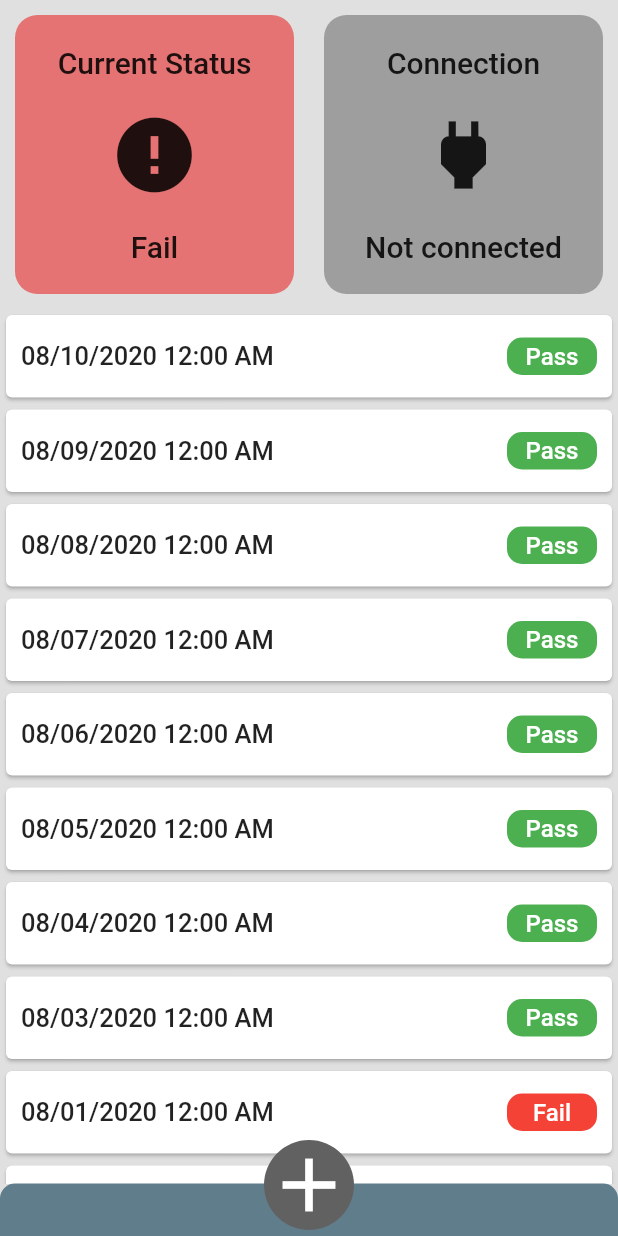
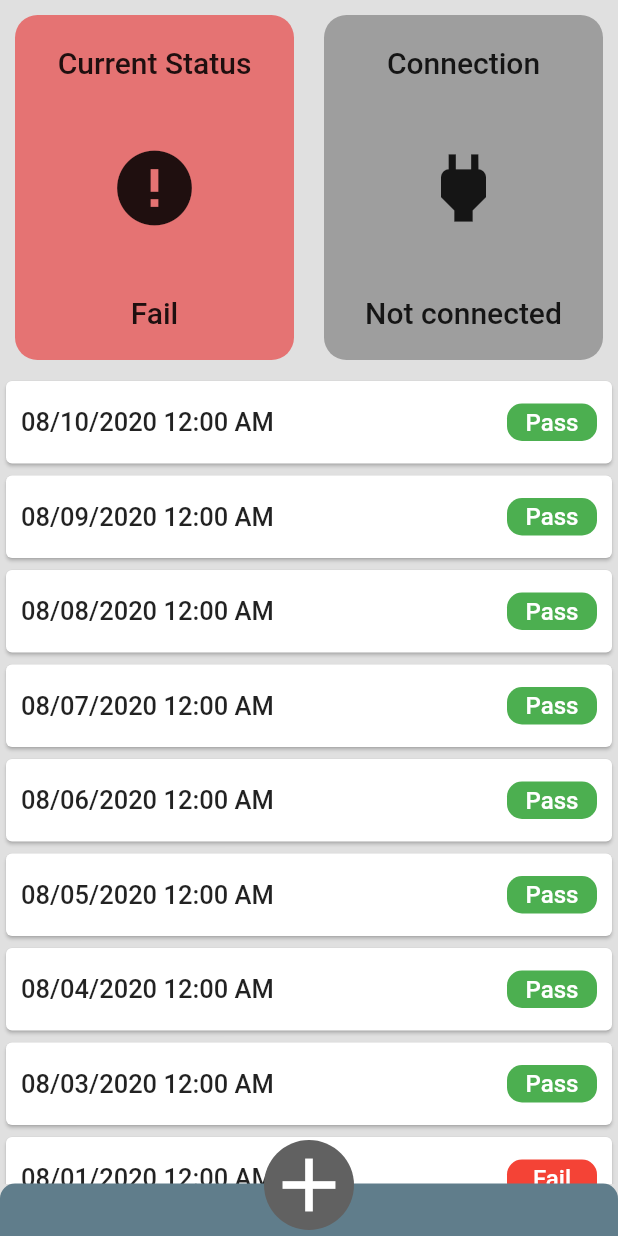
Before and after one commit to tannercrook/wycorder, a Flutter app: the Dashboard widget shown alone on an empty page, opened directly, on a phone screen of 412 x 824 dp. Run offline on Flutter 3.47's test engine with Material 2 defaults, Android fonts, the phone set to English and light mode, and no system bars; network calls fail.

Commit message:
Made UI changes to dashboard: Changed person to reload button. Made status boxes limited height.

```diff
--- a/lib/DashboardView.dart
+++ b/lib/DashboardView.dart
@@ -28,7 +28,14 @@ class _DashboardViewState extends State<DashboardView> {
           actions: [
             Padding(
               padding: EdgeInsets.only(right: 20),
-              child: Icon(Icons.person)
+              child: IconButton(
+                icon: Icon(Icons.sync),
+                onPressed: () {
+                  setState(() {
+
+                  });
+                },
+              )
             )
           ],
           shape: RoundedRectangleBorder(
--- a/lib/widgets/Dashboard.dart
+++ b/lib/widgets/Dashboard.dart
@@ -26,15 +26,14 @@ class Dashboard extends StatelessWidget {
     return Stack(
       children: [Column(
         children: [
-          GridView.count(
-            crossAxisCount: 2,
-            shrinkWrap: true,
+          ConstrainedBox(
+            constraints: BoxConstraints(maxHeight: 250, ),
+            child: Row(
             children: [
-              Padding(
+              Expanded(
+                child: Padding(
                 padding: EdgeInsets.all(10),
                 child: Container(
-                  width: 250,
-                  height: 250,
                   padding: EdgeInsets.all(20),
                   decoration: BoxDecoration(
                     color: this.statusColor,
@@ -52,7 +51,9 @@ class Dashboard extends StatelessWidget {
                   ),
                 ),
               ),
-              Padding(
+              ),
+              Expanded(
+                child: Padding(
                 padding: EdgeInsets.all(10),
                 child: Container(
                   padding: EdgeInsets.all(20),
@@ -72,7 +73,9 @@ class Dashboard extends StatelessWidget {
                   ),
                 ),
               ),
+              ),
             ],
+          ),
           ),
           Expanded(
             flex: 1,
```
